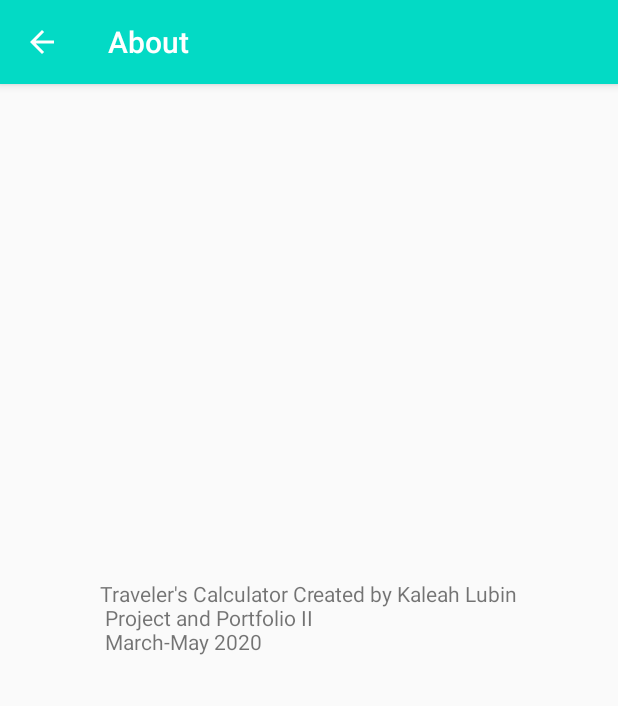
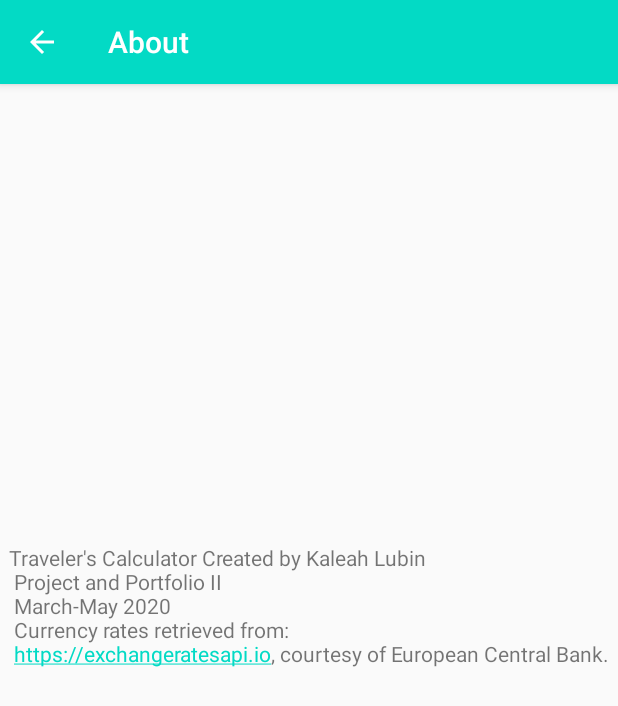
Before and after one commit to KLubin1/Travelers_Calculator, an Android app: the MainActivity screen opened directly, with no data from a screen before it, in the options menu, after a tap on "About", on a phone screen of 412 x 824 dp. Shown: the top 706 px of the screen. Run offline under Robolectric (Android 15) with nearby library versions, the phone set to English and light mode, and no system bars; libraries missing offline, so code that uses them is left out: com.fathzer.soft; 7 statements that could not run were skipped.

```diff
--- a/app/src/main/java/com/example/travelers_calculator/MainActivity.java
+++ b/app/src/main/java/com/example/travelers_calculator/MainActivity.java
@@ -51,7 +51,6 @@ public class MainActivity extends AppCompatActivity //implements OnFragmentInter
             editor.apply();
         }
 
-
     }
 
     //switch between fragments
@@ -95,18 +94,19 @@ public class MainActivity extends AppCompatActivity //implements OnFragmentInter
     public boolean onOptionsItemSelected(@NonNull MenuItem item) {
 
         int id = item.getItemId();
-        if(id == R.id.action_about)
+
+        switch (item.getItemId())
         {
-            Intent i = new Intent(MainActivity.this, About.class);
-            startActivity(i);
-            return true;
+            case R.id.action_about:
+                Intent about = new Intent(MainActivity.this, About.class);
+                startActivity(about);
+                return true;
+            case R.id.action_exit:
+                finish();
+                return true;
         }
 
-
         return super.onOptionsItemSelected(item);
-
-
-
     }
     /*@Override
     public void changeFragment(int id)
--- a/app/src/main/res/layout/about_layout.xml
+++ b/app/src/main/res/layout/about_layout.xml
@@ -6,7 +6,8 @@
         android:layout_width="wrap_content"
         android:layout_height="wrap_content"
         android:layout_centerInParent="true"
-        android:text="@string/About_Message"/>
+        android:autoLink="web"
+        android:text="@string/About_Message" />
 
     <include
         android:id="@+id/toolbar"
--- a/app/src/main/res/menu/toolbar_menu.xml
+++ b/app/src/main/res/menu/toolbar_menu.xml
@@ -17,8 +17,8 @@
         app:showAsAction="never">
     </item>
     <item
-        android:id="@+id/action_help"
-        android:title="@string/Help"
+        android:id="@+id/action_exit"
+        android:title="@string/Exit"
         app:showAsAction="never">
 
     </item>
--- a/app/src/main/res/values/strings.xml
+++ b/app/src/main/res/values/strings.xml
@@ -1,5 +1,5 @@
 <resources>
-    <string name="app_name">Travelers Calculator</string>
+    <string name="app_name">Traveler\'s Calculator</string>
     <string name="calculator_tab">Calculator</string>
     <string name="units_tab">Units</string>
     <string name="currency_tab">Currency</string>
@@ -155,13 +155,16 @@
     <string name="Settings">Settings</string>
     <string name="About">About</string>
     <string name="Customize">Customize</string>
-    <string name="Help">Help</string>
+    <string name="Exit">Exit</string>
 
     <!--About message-->
     <string name="About_Message">
-        Traveler\'s Calculator Created by Kaleah Lubin\n
+         Traveler\'s Calculator Created by Kaleah Lubin\n
         Project and Portfolio II\n
-        March-May 2020
+        March-May 2020\n
+        Currency rates retrieved from:\n https://exchangeratesapi.io,
+        courtesy of  European Central Bank.\n
+
     </string>
 
 
```
